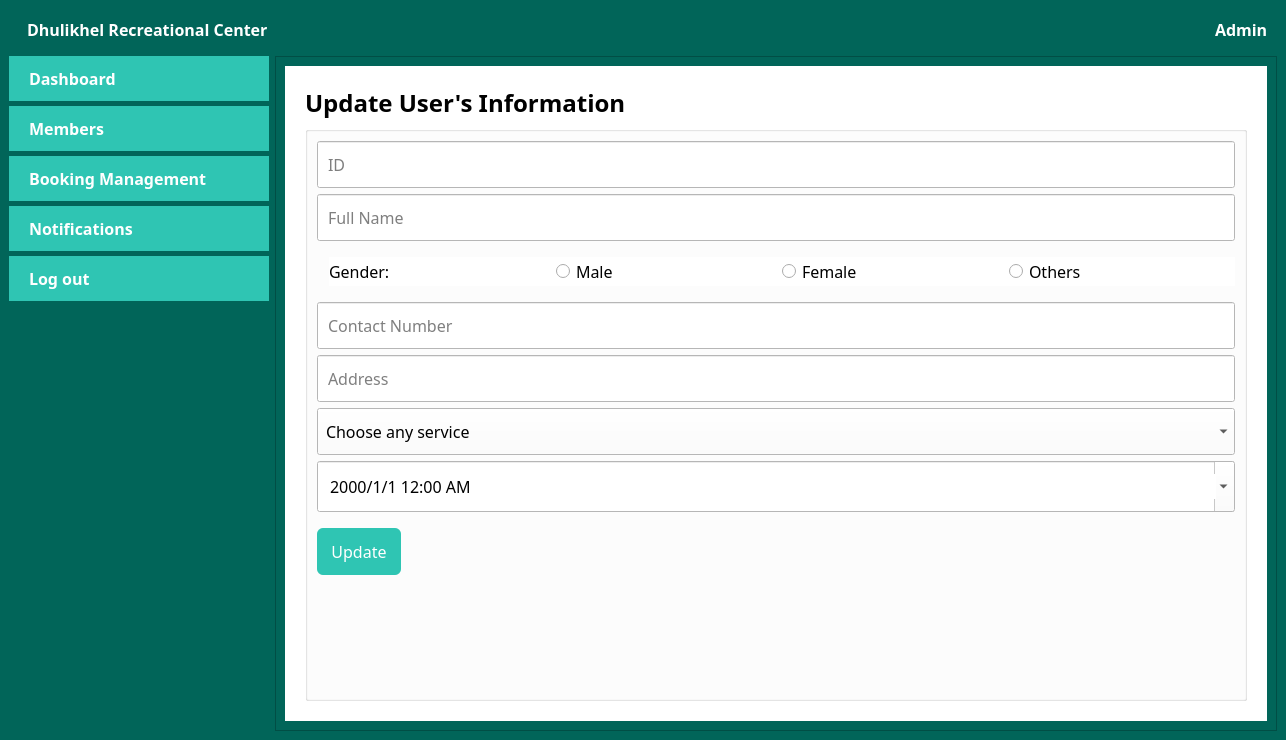
Old version of the form admindashboard.ui in the repository sanjibdahal/RCMS.
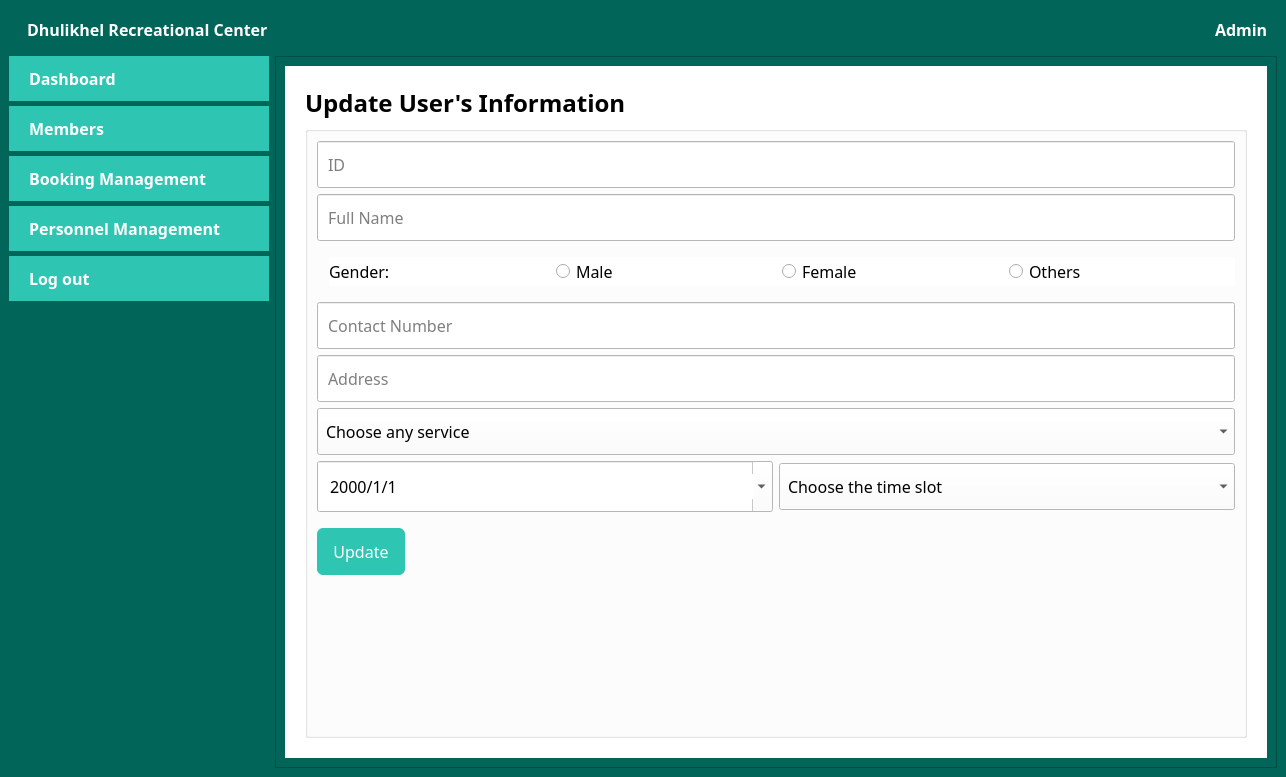
New version of the form. The open tabs and pages were chosen to show the change. Icons and pictures are not drawn.

Commit message: contact number validation and time slot added

```diff
--- a/admindashboard.ui
+++ b/admindashboard.ui
@@ -7,7 +7,7 @@
     <x>0</x>
     <y>0</y>
     <width>1286</width>
-    <height>740</height>
+    <height>777</height>
    </rect>
   </property>
   <property name="windowTitle">
@@ -364,7 +364,7 @@
 </string>
            </property>
            <property name="text">
-            <string>Notifications</string>
+            <string>Personnel Management</string>
            </property>
            <property name="icon">
             <iconset resource="images.qrc">
@@ -1485,40 +1485,84 @@
                    </widget>
                   </item>
                   <item>
-                   <widget class="QDateTimeEdit" name="updatedate">
-                    <property name="minimumSize">
-                     <size>
-                      <width>0</width>
-                      <height>40</height>
-                     </size>
-                    </property>
-                    <property name="font">
-                     <font>
-                      <family>Poppins</family>
-                      <pointsize>12</pointsize>
-                     </font>
-                    </property>
-                    <property name="styleSheet">
-                     <string notr="true">
-                                            padding: 10px 0px 10px 8px;</string>
-                    </property>
-                    <property name="dateTime">
-                     <datetime>
-                      <hour>0</hour>
-                      <minute>0</minute>
-                      <second>0</second>
-                      <year>2000</year>
-                      <month>1</month>
-                      <day>1</day>
-                     </datetime>
-                    </property>
-                    <property name="displayFormat">
-                     <string>yyyy/M/d h:mm AP</string>
-                    </property>
-                    <property name="calendarPopup">
-                     <bool>true</bool>
-                    </property>
-                   </widget>
+                   <layout class="QHBoxLayout" name="horizontalLayout_12">
+                    <item>
+                     <widget class="QDateEdit" name="updateDate">
+                      <property name="font">
+                       <font>
+                        <family>Poppins</family>
+                        <pointsize>12</pointsize>
+                       </font>
+                      </property>
+                      <property name="styleSheet">
+                       <string notr="true">padding: 10px 0px 10px 8px;</string>
+                      </property>
+                      <property name="displayFormat">
+                       <string>yyyy/M/d</string>
+                      </property>
+                      <property name="calendarPopup">
+                       <bool>true</bool>
+                      </property>
+                      <property name="timeSpec">
+                       <enum>Qt::LocalTime</enum>
+                      </property>
+                     </widget>
+                    </item>
+                    <item>
+                     <widget class="QComboBox" name="updatetimeSlot">
+                      <property name="font">
+                       <font>
+                        <family>Poppins</family>
+                        <pointsize>12</pointsize>
+                       </font>
+                      </property>
+                      <property name="styleSheet">
+                       <string notr="true">QComboBox {
+padding: 10px 0px 10px 8px;
+background: #fff;
+selection-background-color: #fff;
+}
+QComboBox::item:selected {
+background: #fff;
+}</string>
+                      </property>
+                      <property name="currentText">
+                       <string/>
+                      </property>
+                      <property name="currentIndex">
+                       <number>-1</number>
+                      </property>
+                      <property name="placeholderText">
+                       <string>Choose the time slot</string>
+                      </property>
+                      <item>
+                       <property name="text">
+                        <string>10:00AM - 11:00AM</string>
+                       </property>
+                      </item>
+                      <item>
+                       <property name="text">
+                        <string>11:00AM - 12:00PM</string>
+                       </property>
+                      </item>
+                      <item>
+                       <property name="text">
+                        <string>12:00PM - 1:00PM</string>
+                       </property>
+                      </item>
+                      <item>
+                       <property name="text">
+                        <string>2:00PM - 3:00PM</string>
+                       </property>
+                      </item>
+                      <item>
+                       <property name="text">
+                        <string>3:00PM - 4:00PM</string>
+                       </property>
+                      </item>
+                     </widget>
+                    </item>
+                   </layout>
                   </item>
                   <item>
                    <layout class="QHBoxLayout" name="updatehorizontalLayout_6">
@@ -1527,6 +1571,12 @@
                     </property>
                     <item>
                      <widget class="QPushButton" name="pushButton_updateBooking">
+                      <property name="minimumSize">
+                       <size>
+                        <width>88</width>
+                        <height>47</height>
+                       </size>
+                      </property>
                       <property name="font">
                        <font>
                         <family>Poppins</family>
@@ -1540,7 +1590,6 @@
                        <string notr="true">QPushButton {
 background: #2FC5B3;
 color:#fff;
-padding: 12px 14px;
 border-radius:6px;
 }
 QPushButton:hover {
```
Left out of the diff: 237 changed lines with no effect on the pictures. The commit also changes 8 other files.
